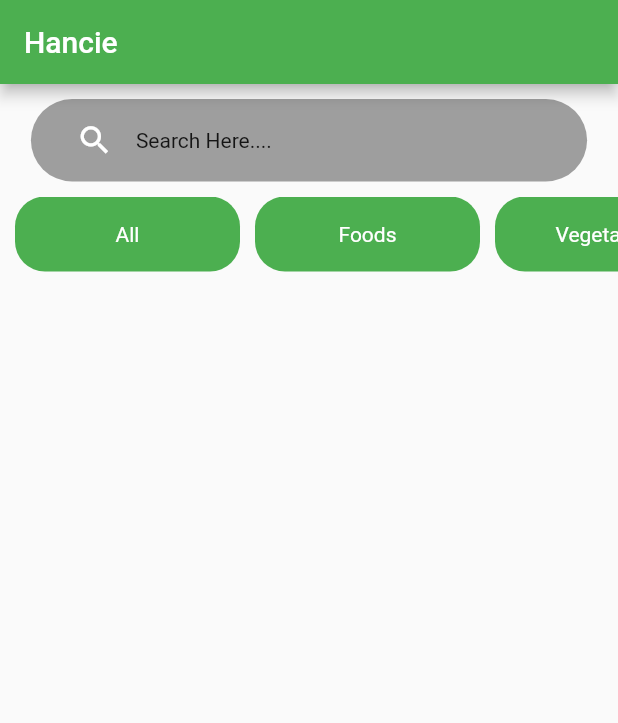
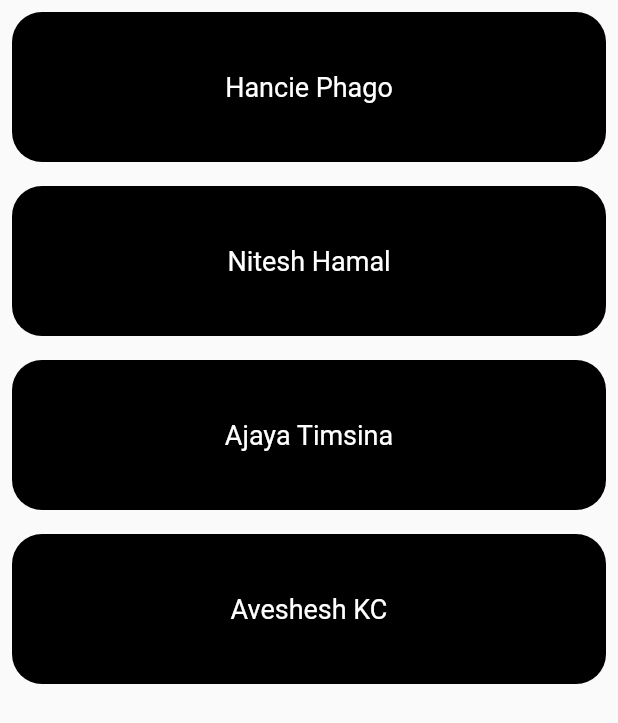
Before and after one commit to Hancie123/flutter_practice, a Flutter app: the screen it shows after launch, on a phone screen of 412 x 824 dp. Shown: the top 723 px of the screen. Run offline on Flutter 3.47's test engine with Material 2 defaults, Android fonts, the phone set to English and light mode, and no system bars; our stand-ins replace google_nav_bar.

Commit message:
commit change

```diff
--- a/lib/main.dart
+++ b/lib/main.dart
@@ -1,14 +1,15 @@
+import "package:demo/ui/dashboard.dart";
+import "package:demo/widgets/mylistview.dart";
 import "package:flutter/material.dart";
 
 void main(List<String> args) {
   runApp(
     MaterialApp(
-      home: MyDashboard(),
+      home: MyListView(),
       debugShowCheckedModeBanner: false,
     ),
   );
 }
-
 textcard1(String txt) {
   return Container(
     margin: EdgeInsets.only(left: 10),
@@ -25,64 +26,64 @@ textcard1(String txt) {
   );
 }
 
-class MyDashboard extends StatelessWidget {
-  MyDashboard({super.key});
+// class MyDashboard extends StatelessWidget {
+//   MyDashboard({super.key});
 
-  @override
-  Widget build(BuildContext context) {
-    var screenwidth = MediaQuery.of(context).size.width;
-    var screenheight = MediaQuery.of(context).size.height;
+//   @override
+//   Widget build(BuildContext context) {
+//     var screenwidth = MediaQuery.of(context).size.width;
+//     var screenheight = MediaQuery.of(context).size.height;
 
-    return Scaffold(
-      appBar: AppBar(
-        title: Text("Hancie"),
-        backgroundColor: Colors.green,
-      ),
-      body: Column(
-        children: [
-          Row(
-            mainAxisAlignment: MainAxisAlignment.center,
-            children: [
-              Padding(
-                padding: const EdgeInsets.all(10.0),
-                child: Container(
-                  width: screenwidth * 0.9,
-                  decoration: BoxDecoration(
-                      color: Colors.grey,
-                      borderRadius: BorderRadius.circular(50)),
-                  child: Padding(
-                    padding: const EdgeInsets.all(15.0),
-                    child: Row(
-                      children: const [
-                        Padding(
-                          padding: EdgeInsets.only(left: 15, right: 15),
-                          child: Icon(
-                            Icons.search,
-                            size: 25,
-                            color: Colors.white,
-                          ),
-                        ),
-                        Text("Search Here....")
-                      ],
-                    ),
-                  ),
-                ),
-              )
-            ],
-          ),
-          SingleChildScrollView(
-            scrollDirection: Axis.horizontal,
-            child: Row(
-              mainAxisAlignment: MainAxisAlignment.spaceEvenly,
-              children: [
-                textcard1("All"),
-                textcard1("Foods"),
-                textcard1("Vegetables")
-              ],
-            ),
-          )
-        ],
-      ),
-    );
-  }
-}
+//     return Scaffold(
+//       appBar: AppBar(
+//         title: Text("Hancie"),
+//         backgroundColor: Colors.green,
+//       ),
+//       body: Column(
+//         children: [
+//           Row(
+//             mainAxisAlignment: MainAxisAlignment.center,
+//             children: [
+//               Padding(
+//                 padding: const EdgeInsets.all(10.0),
+//                 child: Container(
+//                   width: screenwidth * 0.9,
+//                   decoration: BoxDecoration(
+//                       color: Colors.grey,
+//                       borderRadius: BorderRadius.circular(50)),
+//                   child: Padding(
+//                     padding: const EdgeInsets.all(15.0),
+//                     child: Row(
+//                       children: const [
+//                         Padding(
+//                           padding: EdgeInsets.only(left: 15, right: 15),
+//                           child: Icon(
+//                             Icons.search,
+//                             size: 25,
+//                             color: Colors.white,
+//                           ),
+//                         ),
+//                         Text("Search Here....")
+//                       ],
+//                     ),
+//                   ),
+//                 ),
+//               )
+//             ],
+//           ),
+//           SingleChildScrollView(
+//             scrollDirection: Axis.horizontal,
+//             child: Row(
+//               mainAxisAlignment: MainAxisAlignment.spaceEvenly,
+//               children: [
+//                 textcard1("All"),
+//                 textcard1("Foods"),
+//                 textcard1("Vegetables")
+//               ],
+//             ),
+//           )
+//         ],
+//       ),
+//     );
+//   }
+// }
--- a/lib/ui/dashboard.dart
+++ b/lib/ui/dashboard.dart
@@ -13,6 +13,7 @@ class Dashboard extends StatelessWidget {
     return Scaffold(
       appBar: AppBar(title: Text("My AppBar")),
       body: Column(),
+      bottomNavigationBar: Nav(),
     );
   }
 }
--- /dev/null
+++ b/lib/widgets/mylistview.dart
@@ -0,0 +1,87 @@
+import 'package:flutter/material.dart';
+
+class MyListView extends StatelessWidget {
+  const MyListView({super.key});
+
+  @override
+  Widget build(BuildContext context) {
+    return Scaffold(
+      body: Column(
+        children: [
+          Container(
+            height: MediaQuery.of(context).size.height,
+            width: MediaQuery.of(context).size.width,
+            child: ListView(
+              children: [
+                Padding(
+                  padding: const EdgeInsets.all(8.0),
+                  child: Container(
+                    height: 100,
+                    width: MediaQuery.of(context).size.width,
+                    decoration: BoxDecoration(
+                        color: Colors.black,
+                        borderRadius: BorderRadius.circular(20)),
+                    child: Center(
+                      child: Text(
+                        "Hancie Phago",
+                        style: TextStyle(color: Colors.white, fontSize: 18),
+                      ),
+                    ),
+                  ),
+                ),
+                Padding(
+                  padding: const EdgeInsets.all(8.0),
+                  child: Container(
+                    height: 100,
+                    width: MediaQuery.of(context).size.width,
+                    decoration: BoxDecoration(
+                        color: Colors.black,
+                        borderRadius: BorderRadius.circular(20)),
+                    child: Center(
+                      child: Text(
+                        "Nitesh Hamal",
+                        style: TextStyle(color: Colors.white, fontSize: 18),
+                      ),
+                    ),
+                  ),
+                ),
+                Padding(
+                  padding: const EdgeInsets.all(8.0),
+                  child: Container(
+                    height: 100,
+                    width: MediaQuery.of(context).size.width,
+                    decoration: BoxDecoration(
+                        color: Colors.black,
+                        borderRadius: BorderRadius.circular(20)),
+                    child: Center(
+                      child: Text(
+                        "Ajaya Timsina",
+                        style: TextStyle(color: Colors.white, fontSize: 18),
+                      ),
+                    ),
+                  ),
+                ),
+                Padding(
+                  padding: const EdgeInsets.all(8.0),
+                  child: Container(
+                    height: 100,
+                    width: MediaQuery.of(context).size.width,
+                    decoration: BoxDecoration(
+                        color: Colors.black,
+                        borderRadius: BorderRadius.circular(20)),
+                    child: Center(
+                      child: Text(
+                        "Aveshesh KC",
+                        style: TextStyle(color: Colors.white, fontSize: 18),
+                      ),
+                    ),
+                  ),
+                )
+              ],
+            ),
+          )
+        ],
+      ),
+    );
+  }
+}
```
Also changed, not shown: lib/widgets/listview.dart (deleted, +0 -25 lines), lib/widgets/navigationbar.dart (+85 -7 lines), lib/widgets/listviewbuilder.dart (added).
